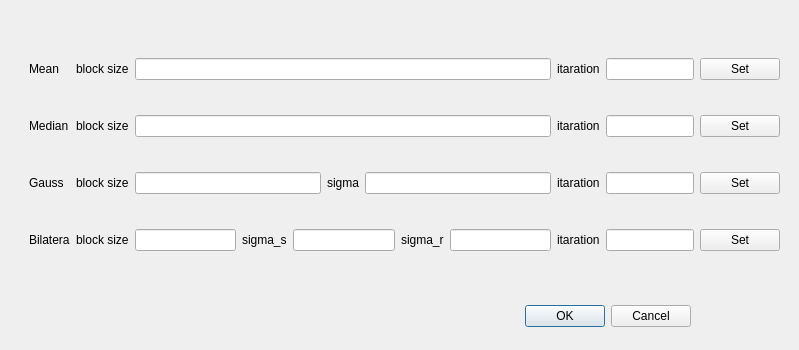
PepcyCh/simple-image-processer, file src/View/BlurDialog.ui: the form before one commit.
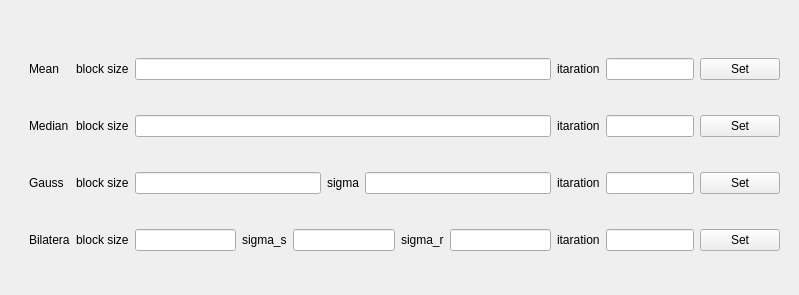
The form after the commit.

```diff
--- a/src/View/BlurDialog.ui
+++ b/src/View/BlurDialog.ui
@@ -7,7 +7,7 @@
     <x>0</x>
     <y>0</y>
     <width>799</width>
-    <height>350</height>
+    <height>295</height>
    </rect>
   </property>
   <property name="windowTitle">
```
Left out of the diff: 2 changed lines with no effect on the pictures.
